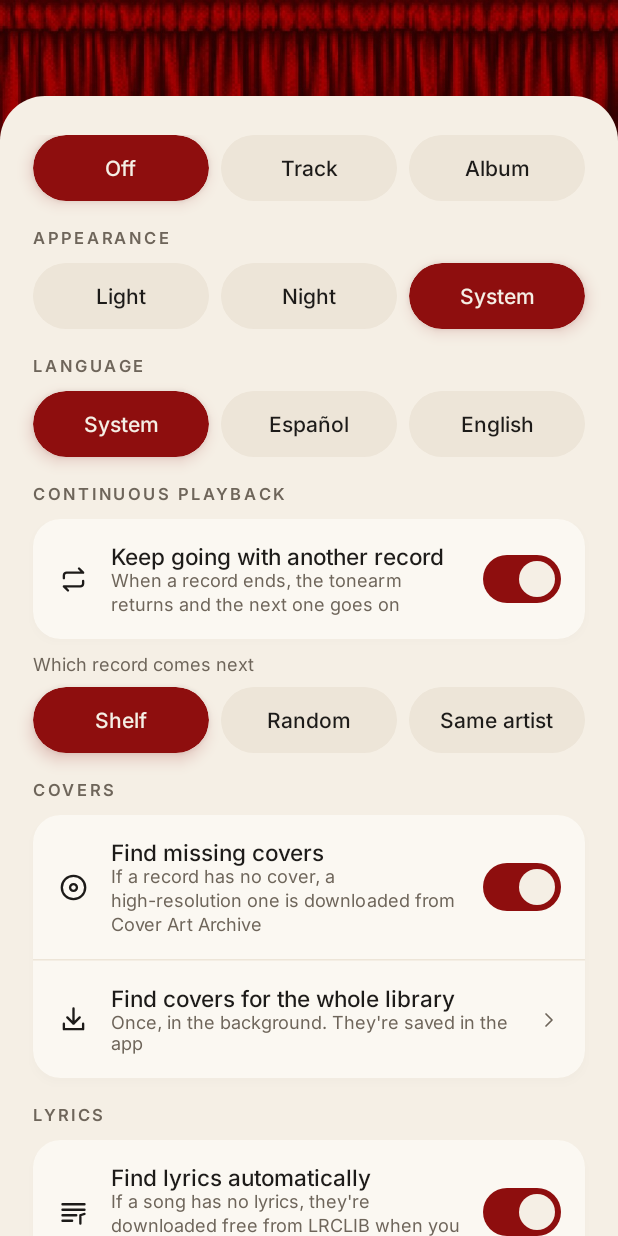
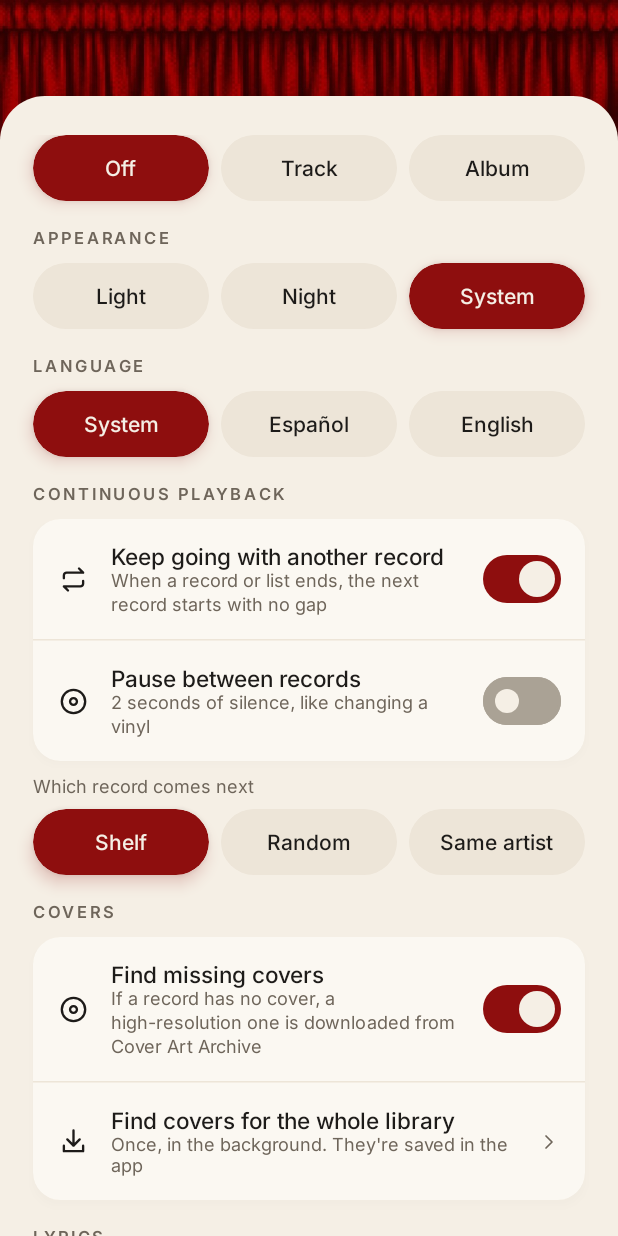
Before and after one commit to sebastianbalbinu/Stalker, an Android app built with Jetpack Compose: the composable SystemScreen shown on its own in the app's theme, scrolled down 513 dp, on a phone screen of 412 x 824 dp. Run offline under Robolectric (Android 15) with nearby library versions, the phone set to English and light mode, and no system bars; libraries missing offline, so code that uses them is left out: kotlinx.coroutines.guava; pictures from the network do not load; 9 statements that could not run were skipped.

Commit message:
Música sin fin y sin cortes por defecto
- Cualquier lista (canciones, recibidos, artista, una canción suelta) sigue con el siguiente
  disco de la estantería al terminar; con un solo disco, vuelve a empezar.
- La pausa de 2 s entre discos ahora es opcional y viene apagada.
- Lo mismo en Windows.

Co-Authored-By: Claude Opus 5.5 <noreply@anthropic.com>
Claude-Session: https://claude.ai/code/session_01VvQa9mYR6R5TGBDJ7GxGMx

```diff
--- a/app/src/main/java/com/sebas/stalker/PlaybackService.kt
+++ b/app/src/main/java/com/sebas/stalker/PlaybackService.kt
@@ -242,7 +242,7 @@ class PlaybackService : MediaSessionService() {
     private fun continueWithNextDisc() {
         val (tracks, title) = upcomingDisc() ?: return
         scope.launch {
-            delay(NEXT_DISC_PAUSE_MS) // lo que tarda cambiar un vinilo
+            if (Engine.discPause.value) delay(NEXT_DISC_PAUSE_MS) // lo que tarda cambiar un vinilo
             if (player.playbackState != Player.STATE_ENDED) return@launch // alguien eligió otra cosa
             loadDisc(tracks, title)
         }
@@ -280,7 +280,7 @@ class PlaybackService : MediaSessionService() {
         player.removeMediaItems(0, idx)
         Engine.setQueueTitle(title)
         Engine.flipPending.value = false
-        if (reason == Player.MEDIA_ITEM_TRANSITION_REASON_AUTO && !Engine.sleepEndOfDisco.value) {
+        if (reason == Player.MEDIA_ITEM_TRANSITION_REASON_AUTO && !Engine.sleepEndOfDisco.value && Engine.discPause.value) {
             // Lo que tarda cambiar un vinilo.
             val token = ++discChange
             player.pause()
--- a/app/src/main/java/com/sebas/stalker/Strings.kt
+++ b/app/src/main/java/com/sebas/stalker/Strings.kt
@@ -533,5 +533,8 @@ internal val EN: Map<String, String> by lazy {
         put("La canción se guardó en Música/Stalker/Recibidos", "The song was saved to Music/Stalker/Received")
         put("Guardada en tu biblioteca · Recibidos", "Saved to your library · Received")
         put("%s canciones guardadas en tu biblioteca", "%s songs saved to your library")
+        put("Cuando termina un disco o una lista, entra el siguiente disco sin cortes", "When a record or list ends, the next record starts with no gap")
+        put("Pausa entre discos", "Pause between records")
+        put("2 segundos de silencio, como al cambiar un vinilo", "2 seconds of silence, like changing a vinyl")
     }
 }
--- a/app/src/main/java/com/sebas/stalker/ui/SystemScreen.kt
+++ b/app/src/main/java/com/sebas/stalker/ui/SystemScreen.kt
@@ -56,6 +56,7 @@ fun SystemScreen(vm: PlayerViewModel, onExport: () -> Unit, onImport: () -> Unit
     val purist by Engine.purist.collectAsState()
     val shared by Engine.includeShared.collectAsState()
     val continuous by Engine.continuous.collectAsState()
+    val discPause by Engine.discPause.collectAsState()
     val language by com.sebas.stalker.I18n.choice.collectAsState()
     val nextOrder by Engine.nextOrder.collectAsState()
     val updateStatus by com.sebas.stalker.Updates.status.collectAsState()
@@ -146,8 +147,14 @@ fun SystemScreen(vm: PlayerViewModel, onExport: () -> Unit, onImport: () -> Unit
             Text(tr("REPRODUCCIÓN CONTINUA"), style = Secundario.copy(fontSize = 11.sp, letterSpacing = 2.sp, fontWeight = FontWeight.SemiBold))
             Spacer(Modifier.height(10.dp))
             Card {
-                ToggleRow(Ico.Repeat, tr("Seguir con otro disco"), tr("Cuando termina un disco, el brazo vuelve y entra el siguiente"), continuous) {
+                ToggleRow(Ico.Repeat, tr("Seguir con otro disco"), tr("Cuando termina un disco o una lista, entra el siguiente disco sin cortes"), continuous) {
                     Engine.setContinuous(it)
+                }
+                if (continuous) {
+                    HorizontalDivider(color = C.Arena, thickness = 1.dp)
+                    ToggleRow(Ico.Disc, tr("Pausa entre discos"), tr("2 segundos de silencio, como al cambiar un vinilo"), discPause) {
+                        Engine.setDiscPause(it)
+                    }
                 }
             }
             if (continuous) {
--- a/desktop/src/main/kotlin/stalker/Main.kt
+++ b/desktop/src/main/kotlin/stalker/Main.kt
@@ -120,7 +120,6 @@ class AppState(val player: Player) {
             val q = player.queue
             val (next, title) = Continuous.next(albums, favorites, q, player.queueTitle) ?: return@launch
             if (!manual) {
-                delay(Continuous.PAUSE_MS)
                 if (player.playing || player.queue !== q) return@launch // alguien eligió otra cosa
             }
             player.setQueue(next, 0, title, play = true)
--- a/desktop/src/main/kotlin/stalker/Strings.kt
+++ b/desktop/src/main/kotlin/stalker/Strings.kt
@@ -533,5 +533,8 @@ internal val EN: Map<String, String> by lazy {
         put("La canción se guardó en Música/Stalker/Recibidos", "The song was saved to Music/Stalker/Received")
         put("Guardada en tu biblioteca · Recibidos", "Saved to your library · Received")
         put("%s canciones guardadas en tu biblioteca", "%s songs saved to your library")
+        put("Cuando termina un disco o una lista, entra el siguiente disco sin cortes", "When a record or list ends, the next record starts with no gap")
+        put("Pausa entre discos", "Pause between records")
+        put("2 segundos de silencio, como al cambiar un vinilo", "2 seconds of silence, like changing a vinyl")
     }
 }
```
Also changed, not shown: app/src/main/java/com/sebas/stalker/Engine.kt (+14 -5 lines), desktop/src/main/kotlin/stalker/Continuous.kt (+5 -5 lines), 1 other file.
